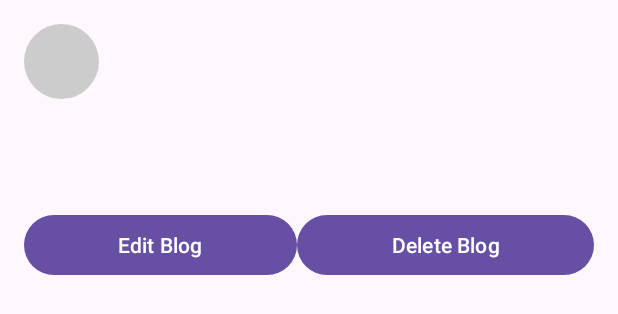
After one commit to Shravanth-MR/Blog-Application, an Android app: the layout item_blog_post.xml on its own in the app's theme, with its tools: preview values and no code run, on a phone screen of 412 x 824 dp. The commit adds this screen. Shown: the top 314 px of the screen. Run offline under Robolectric (Android 15) with nearby library versions, the phone set to English and light mode, and no system bars.

Commit message:
profile page blogs

```diff
--- /dev/null
+++ b/Blogapp/app/src/main/res/drawable/circle_background.xml
@@ -0,0 +1,4 @@
+<shape xmlns:android="http://schemas.android.com/apk/res/android">
+    <solid android:color="#CCCCCC"/>
+    <corners android:radius="25dp"/>
+</shape>
--- /dev/null
+++ b/Blogapp/app/src/main/res/layout/item_blog_post.xml
@@ -0,0 +1,89 @@
+<LinearLayout xmlns:android="http://schemas.android.com/apk/res/android"
+    android:layout_width="match_parent"
+    android:layout_height="wrap_content"
+    android:orientation="vertical"
+    android:padding="16dp">
+
+    <RelativeLayout
+        android:layout_width="match_parent"
+        android:layout_height="wrap_content">
+
+        <ImageView
+            android:id="@+id/profileImageView"
+            android:layout_width="50dp"
+            android:layout_height="50dp"
+            android:layout_alignParentStart="true"
+            android:layout_centerVertical="true"
+            android:background="@drawable/circle_background"
+            android:scaleType="centerCrop" />
+
+        <TextView
+            android:id="@+id/usernameTextView"
+            android:layout_width="wrap_content"
+            android:layout_height="wrap_content"
+            android:layout_toEndOf="@id/profileImageView"
+            android:layout_marginStart="8dp"
+            android:layout_marginTop="4dp"
+            android:textStyle="bold"
+            android:textColor="@android:color/black"
+            android:textSize="14sp"/>
+
+        <TextView
+            android:id="@+id/dateTextView"
+            android:layout_width="wrap_content"
+            android:layout_height="wrap_content"
+            android:layout_below="@id/usernameTextView"
+            android:layout_toEndOf="@id/profileImageView"
+            android:layout_marginStart="8dp"
+            android:layout_marginTop="4dp"
+            android:textSize="12sp"
+            android:textColor="@android:color/darker_gray"/>
+
+    </RelativeLayout>
+
+    <TextView
+        android:id="@+id/titleTextView"
+        android:layout_width="match_parent"
+        android:layout_height="wrap_content"
+        android:layout_marginTop="8dp"
+        android:textStyle="bold"
+        android:textColor="@android:color/black"
+        android:textSize="16sp"/>
+
+    <ImageView
+        android:id="@+id/blogImageView"
+        android:layout_width="match_parent"
+        android:layout_height="wrap_content"
+        android:layout_marginTop="8dp"
+        android:scaleType="centerCrop"/>
+
+    <TextView
+        android:id="@+id/descriptionTextView"
+        android:layout_width="match_parent"
+        android:layout_height="wrap_content"
+        android:layout_marginTop="8dp"
+        android:textSize="14sp"/>
+
+    <LinearLayout
+        android:layout_width="match_parent"
+        android:layout_height="wrap_content"
+        android:layout_marginTop="8dp"
+        android:orientation="horizontal">
+
+        <Button
+            android:id="@+id/editButton"
+            android:layout_width="wrap_content"
+            android:layout_height="wrap_content"
+            android:text="Edit Blog"
+            android:layout_weight="1"/>
+
+        <Button
+            android:id="@+id/deleteButton"
+            android:layout_width="wrap_content"
+            android:layout_height="wrap_content"
+            android:text="Delete Blog"
+            android:layout_weight="1"/>
+
+    </LinearLayout>
+
+</LinearLayout>
--- a/Blogapp/app/src/main/res/values/colors.xml
+++ b/Blogapp/app/src/main/res/values/colors.xml
@@ -3,5 +3,10 @@
     <color name="black">#FF000000</color>
     <color name="white">#FFFFFFFF</color>
     <color name="colorAccent"> #0000FF</color>
+    <color name="profile_image_circle_background">#FF0000</color>
+
+
+
+
 
 </resources>
```
Also changed, not shown: Blogapp/app/src/main/java/com/example/blog_app/HomepageActivity.kt (+7 -0 lines), Blogapp/app/src/main/java/com/example/blog_app/Profpage.kt (+93 -2 lines), Blogapp/app/src/main/res/layout/activity_homepage.xml (+9 -0 lines), Blogapp/app/src/main/res/layout/activity_profpage.xml (+15 -0 lines).
